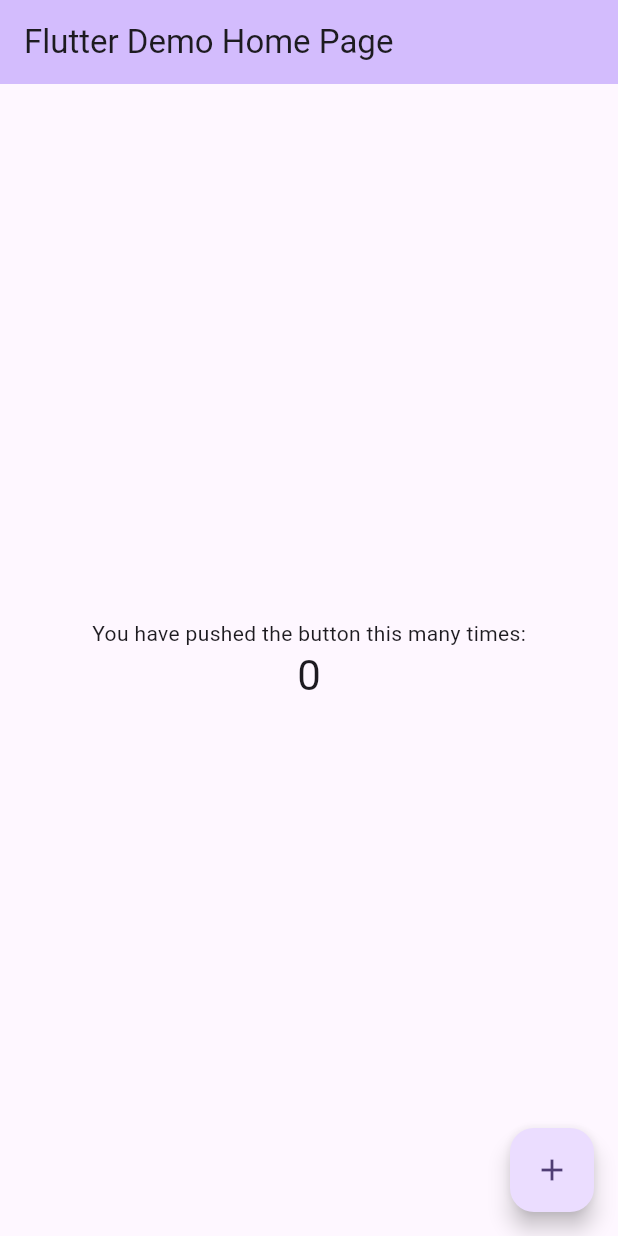
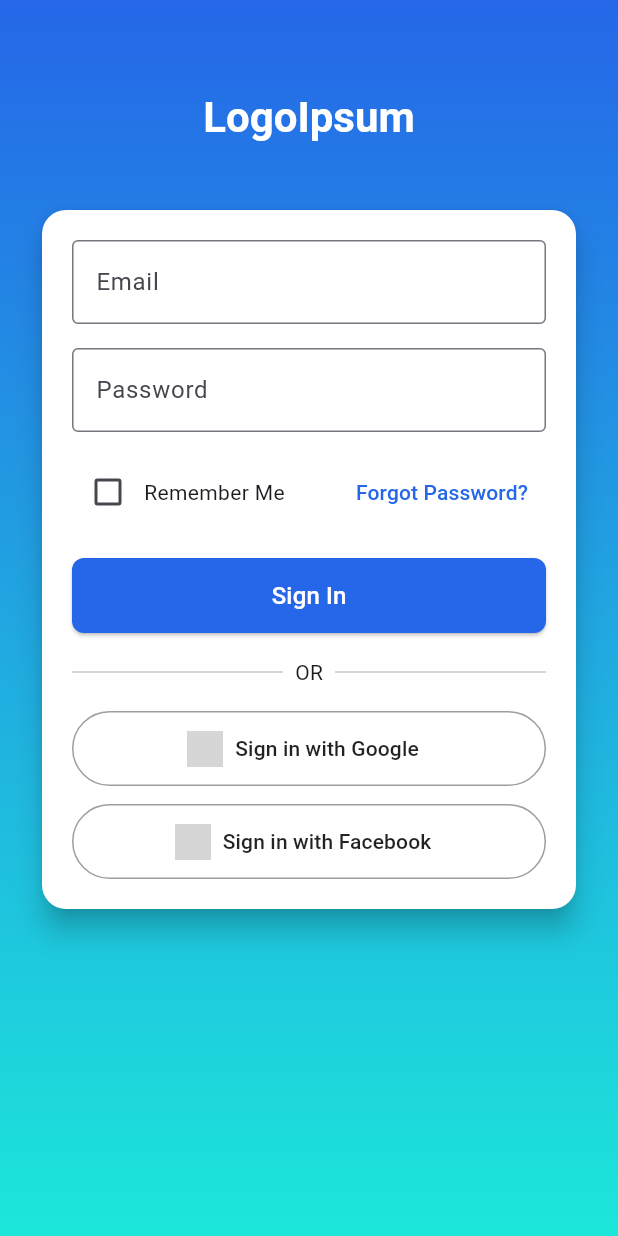
Before and after one commit to Toochidennis/logipsum, a Flutter app: the screen it shows after launch, on a phone screen of 412 x 824 dp. Run offline on Flutter 3.47's test engine with Material 3 defaults, Android fonts, the phone set to English and light mode, and no system bars; our stand-ins replace dio, get; network calls fail; grey boxes are pictures that could not be loaded.

Commit message:
Added content to all file

```diff
--- /dev/null
+++ b/lib/core/network/api_routes.dart
@@ -0,0 +1,3 @@
+class ApiRoutes {
+  static const login = '/token';
+}
--- /dev/null
+++ b/lib/core/utils/constants.dart
@@ -0,0 +1,3 @@
+class Constants {
+  static const appName = 'LogoIpsum';
+}
--- /dev/null
+++ b/lib/core/utils/validators.dart
@@ -0,0 +1,18 @@
+class Validators {
+  static String? validateEmail(String? value) {
+    if (value == null || value.isEmpty) {
+      return 'Email is required.';
+    }
+    if (!value.contains('@')) {
+      return 'Enter a valid email.';
+    }
+    return null;
+  }
+
+  static String? validatePassword(String? value) {
+    if (value == null || value.isEmpty) {
+      return 'Password is required.';
+    }
+    return null;
+  }
+}
--- /dev/null
+++ b/lib/data/models/login_request.dart
@@ -0,0 +1,13 @@
+class LoginRequest {
+  final String email;
+  final String password;
+
+  LoginRequest({required this.email, required this.password});
+
+  Map<String, dynamic> toJson() {
+    return {
+      'email': email,
+      'password': password,
+    };
+  }
+}
--- /dev/null
+++ b/lib/data/services/auth_service.dart
@@ -0,0 +1,16 @@
+import '../../core/network/api_client.dart';
+import '../../core/network/api_routes.dart';
+import '../models/login_request.dart';
+import '../models/login_response.dart';
+
+class AuthService {
+  final ApiClient _client = ApiClient();
+
+  Future<LoginResponse> login(LoginRequest request) async {
+    final data = await _client.post(
+      ApiRoutes.login,
+      data: request.toJson(),
+    );
+    return LoginResponse.fromJson(data);
+  }
+}
--- a/lib/main.dart
+++ b/lib/main.dart
@@ -1,67 +1,25 @@
 import 'package:flutter/material.dart';
+import 'package:get/get_navigation/src/root/get_material_app.dart';
+import 'package:logoipsum/core/utils/constants.dart';
+import 'package:logoipsum/presentation/binding/login_binding.dart';
+import 'package:logoipsum/presentation/pages/login_page.dart';
 
 void main() {
-  runApp(const MyApp());
+  runApp(const LogoIpsumApp());
 }
 
-class MyApp extends StatelessWidget {
-  const MyApp({super.key});
+class LogoIpsumApp extends StatelessWidget {
+  const LogoIpsumApp({super.key});
 
   // This widget is the root of your application.
   @override
   Widget build(BuildContext context) {
-    return MaterialApp(
-      title: 'Flutter Demo',
-      theme: ThemeData(
-        colorScheme: ColorScheme.fromSeed(seedColor: Colors.deepPurple),
-      ),
-      home: const MyHomePage(title: 'Flutter Demo Home Page'),
+    return GetMaterialApp(
+      debugShowCheckedModeBanner: false,
+      title: Constants.appName,
+      themeMode: ThemeMode.system,
+      initialBinding: LoginBinding(),
+      home: const LoginPage(),
     );
   }
 }
-
-class MyHomePage extends StatefulWidget {
-  const MyHomePage({super.key, required this.title});
-
-  final String title;
-
-  @override
-  State<MyHomePage> createState() => _MyHomePageState();
-}
-
-class _MyHomePageState extends State<MyHomePage> {
-  int _counter = 0;
-
-  void _incrementCounter() {
-    setState(() {
-      _counter++;
-    });
-  }
-
-  @override
-  Widget build(BuildContext context) {
-    return Scaffold(
-      appBar: AppBar(
-        backgroundColor: Theme.of(context).colorScheme.inversePrimary,
-        title: Text(widget.title),
-      ),
-      body: Center(
-        child: Column(
-          mainAxisAlignment: MainAxisAlignment.center,
-          children: <Widget>[
-            const Text('You have pushed the button this many times:'),
-            Text(
-              '$_counter',
-              style: Theme.of(context).textTheme.headlineMedium,
-            ),
-          ],
-        ),
-      ),
-      floatingActionButton: FloatingActionButton(
-        onPressed: _incrementCounter,
-        tooltip: 'Increment',
-        child: const Icon(Icons.add),
-      ), // This trailing comma makes auto-formatting nicer for build methods.
-    );
-  }
-}
--- /dev/null
+++ b/lib/presentation/controllers/login_controller.dart
@@ -0,0 +1,30 @@
+import 'package:get/get.dart';
+import 'package:logoipsum/core/utils/validators.dart';
+import '../../repositories/auth_repository.dart';
+import '../../data/models/login_request.dart';
+import '../../data/models/login_response.dart';
+
+class LoginController extends GetxController {
+  final AuthRepository authRepository;
+
+  LoginController(this.authRepository);
+1
+  var email = ''.obs;
+  var password = ''.obs;
+  var isLoading = false.obs;
+  var isRememberMe = false.obs;
+
+  Future<void> login() async {
+    isLoading.value = true;
+    try {
+      final response = await authRepository.login(
+        LoginRequest(email: email.value, password: password.value),
+      );
+      Get.snackbar('Success', 'Token: ${response.token}');
+    } catch (e) {
+      Get.snackbar('Error', e.toString());
+    } finally {
+      isLoading.value = false;
+    }
+  }
+}
--- /dev/null
+++ b/lib/presentation/pages/login_page.dart
@@ -0,0 +1,229 @@
+import 'package:flutter/material.dart';
+import 'package:get/get.dart';
+import '../controllers/login_controller.dart';
+import '../../core/utils/validators.dart';
+
+class LoginPage extends StatelessWidget {
+  const LoginPage({super.key});
+
+  @override
+  Widget build(BuildContext context) {
+    final controller = Get.find<LoginController>();
+    final _formKey = GlobalKey<FormState>();
+
+    return Scaffold(
+      body: Container(
+        width: double.infinity,
+        height: double.infinity,
+        decoration: const BoxDecoration(
+          gradient: LinearGradient(
+            colors: [Color(0xFF2567E8), Color(0xFF1CE6DA)],
+            begin: Alignment.topCenter,
+            end: Alignment.bottomCenter,
+          ),
+        ),
+        child: Obx(
+          () => controller.isLoading.value
+              ? const Center(
+                  child: CircularProgressIndicator(color: Colors.white),
+                )
+              : SingleChildScrollView(
+                  padding: const EdgeInsets.symmetric(
+                    horizontal: 24,
+                    vertical: 60,
+                  ),
+                  child: Column(
+                    crossAxisAlignment: CrossAxisAlignment.center,
+                    children: [
+                      Text(
+                        'LogoIpsum',
+                        style: Theme.of(context).textTheme.headlineMedium
+                            ?.copyWith(
+                              color: Colors.white,
+                              fontWeight: FontWeight.bold,
+                            ),
+                      ),
+                      const SizedBox(height: 40),
+
+                      // Card holding the form
+                      Card(
+                        shape: RoundedRectangleBorder(
+                          borderRadius: BorderRadius.circular(16),
+                        ),
+                        elevation: 8,
+                        color: Colors.white,
+                        child: Padding(
+                          padding: const EdgeInsets.all(20),
+                          child: Form(
+                            key: _formKey,
+                            child: Column(
+                              children: [
+                                TextFormField(
+                                  decoration: const InputDecoration(
+                                    labelText: 'Email',
+                                    border: OutlineInputBorder(),
+                                  ),
+                                  validator: Validators.validateEmail,
+                                  onChanged: (val) =>
+                                      controller.email.value = val,
+                                ),
+                                const SizedBox(height: 16),
+                                TextFormField(
+                                  decoration: const InputDecoration(
+                                    labelText: 'Password',
+                                    border: OutlineInputBorder(),
+                                  ),
+                                  obscureText: true,
+                                  validator: Validators.validatePassword,
+                                  onChanged: (val) =>
+                                      controller.password.value = val,
+                                ),
+                                const SizedBox(height: 16),
+
+                                // Remember me + Forgot Password
+                                Row(
+                                  mainAxisAlignment:
+                                      MainAxisAlignment.spaceBetween,
+                                  children: [
+                                    Row(
+                                      children: [
+                                        Obx(
+                                          () => Checkbox(
+                                            value:
+                                                controller.isRememberMe.value,
+                                            onChanged: (val) =>
+                                                controller.isRememberMe.value =
+                                                    val ?? false,
+                                          ),
+                                        ),
+                                        const Text('Remember Me'),
+                                      ],
+                                    ),
+                                    TextButton(
+                                      onPressed: () {
+                                        // handle forgot password
+                                        Get.snackbar(
+                                          'Forgot Password',
+                                          'Forgot password tapped!',
+                                        );
+                                      },
+                                      child: const Text(
+                                        'Forgot Password?',
+                                        style: TextStyle(
+                                          color: Color(0xFF2567E8),
+                                        ),
+                                      ),
+                                    ),
+                                  ],
+                                ),
+
+                                const SizedBox(height: 20),
+
+                                // Sign in Button
+                                SizedBox(
+                                  width: double.infinity,
+                                  height: 50,
+                                  child: ElevatedButton(
+                                    onPressed: () {
+                                      if (_formKey.currentState!.validate()) {
+                                        controller.login();
+                                      }
+                                    },
+                                    style: ElevatedButton.styleFrom(
+                                      backgroundColor: const Color(0xFF2567E8),
+                                      shape: RoundedRectangleBorder(
+                                        borderRadius: BorderRadius.circular(8),
+                                      ),
+                                    ),
+                                    child: const Text(
+                                      'Sign In',
+                                      style: TextStyle(
+                                        fontSize: 16,
+                                        color: Colors.white,
+                                      ),
+                                    ),
+                                  ),
+                                ),
+
+                                const SizedBox(height: 16),
+
+                                // Divider
+                                Row(
+                                  children: const [
+                                    Expanded(child: Divider()),
+                                    Padding(
+                                      padding: EdgeInsets.symmetric(
+                                        horizontal: 8.0,
+                                      ),
+                                      child: Text('OR'),
+                                    ),
+                                    Expanded(child: Divider()),
+                                  ],
+                                ),
+
+                                const SizedBox(height: 16),
+
+                                // Google Button
+                                SizedBox(
+                                  width: double.infinity,
+                                  height: 50,
+                                  child: OutlinedButton.icon(
+                                    onPressed: () {
+                                      Get.snackbar(
+                                        'Google Sign-In',
+                                        'Tapped Google Sign-In!',
+                                      );
+                                    },
+                                    icon: Image.network(
+                                      'https://upload.wikimedia.org/wikipedia/commons/thumb/5/53/Google_%22G%22_Logo.svg/512px-Google_%22G%22_Logo.svg.png',
+                                      height: 24,
+                                    ),
+                                    label: const Text('Sign in with Google'),
+                                    style: OutlinedButton.styleFrom(
+                                      foregroundColor: Colors.black87,
+                                      side: const BorderSide(
+                                        color: Colors.grey,
+                                      ),
+                                    ),
+                                  ),
+                                ),
+
+                                const SizedBox(height: 12),
+
+                                // Facebook Button
+                                SizedBox(
+                                  width: double.infinity,
+                                  height: 50,
+                                  child: OutlinedButton.icon(
+                                    onPressed: () {
+                                      Get.snackbar(
+                                        'Facebook Sign-In',
+                                        'Tapped Facebook Sign-In!',
+                                      );
+                                    },
+                                    icon: Image.network(
+                                      'https://upload.wikimedia.org/wikipedia/commons/thumb/0/05/Facebook_Logo_%282019%29.png/512px-Facebook_Logo_%282019%29.png',
+                                      height: 24,
+                                    ),
+                                    label: const Text('Sign in with Facebook'),
+                                    style: OutlinedButton.styleFrom(
+                                      foregroundColor: Colors.black87,
+                                      side: const BorderSide(
+                                        color: Colors.grey,
+                                      ),
+                                    ),
+                                  ),
+                                ),
+                              ],
+                            ),
+                          ),
+                        ),
+                      ),
+                    ],
+                  ),
+                ),
+        ),
+      ),
+    );
+  }
+}
--- /dev/null
+++ b/lib/repositories/auth_repository.dart
@@ -0,0 +1,13 @@
+import '../../data/models/login_request.dart';
+import '../../data/models/login_response.dart';
+import '../../data/services/auth_service.dart';
+
+class AuthRepository {
+  final AuthService authService;
+
+  AuthRepository(this.authService);
+
+  Future<LoginResponse> login(LoginRequest request) {
+    return authService.login(request);
+  }
+}
--- a/pubspec.yaml
+++ b/pubspec.yaml
@@ -30,6 +30,8 @@ environment:
 dependencies:
   flutter:
     sdk: flutter
+  get: ^4.7.2
+  dio: ^5.8.0+1
 
   # The following adds the Cupertino Icons font to your application.
   # Use with the CupertinoIcons class for iOS style icons.
```
Also changed, not shown: lib/core/network/api_client.dart (added, +22 -0 lines), lib/data/models/login_response.dart (added, +10 -0 lines), lib/presentation/binding/login_binding.dart (added, +13 -0 lines), lib/presentation/widgets/custom_button.dart (added, +20 -0 lines), lib/presentation/widgets/custom_textfield.dart (added, +23 -0 lines), 1 other file.
